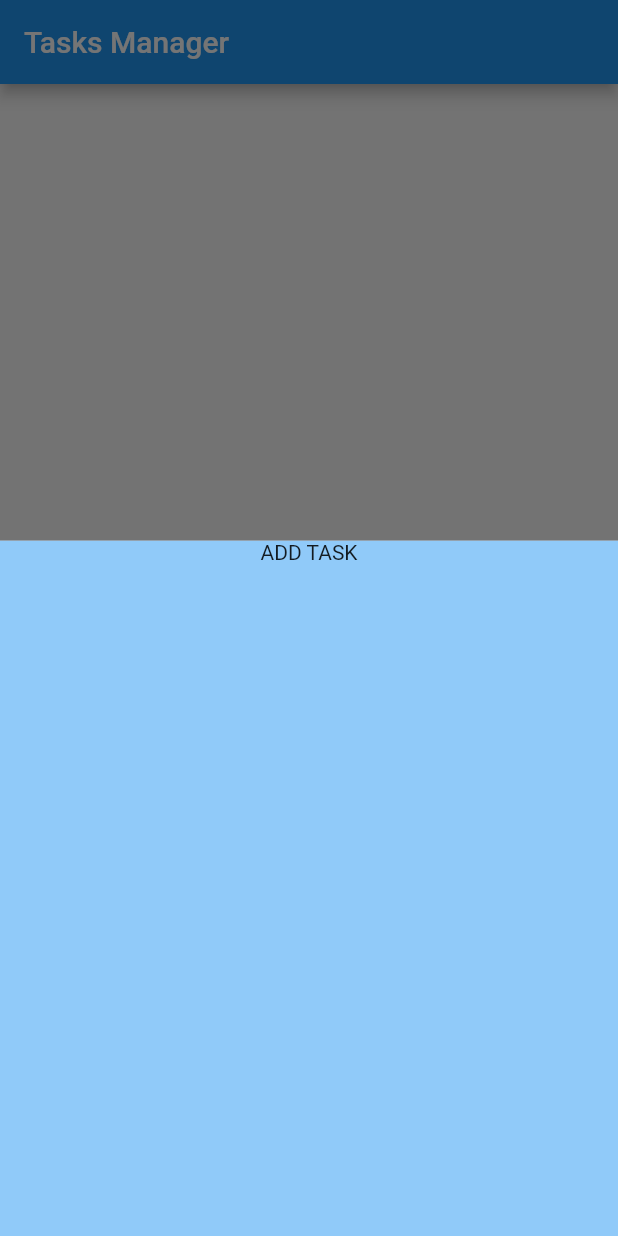
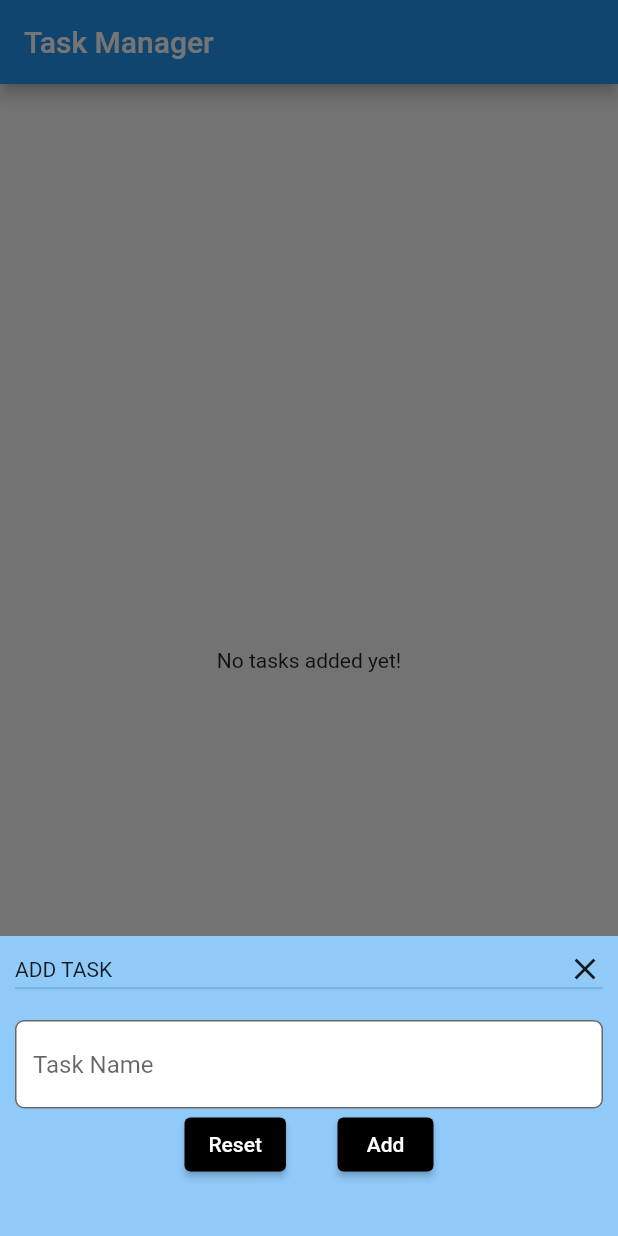
Before and after one commit to PG47/Daily-Task-Planner-App, a Flutter app: the screen it shows after launch, after a tap on the "add" icon, on a phone screen of 412 x 824 dp. Run offline on Flutter 3.47's test engine with Material 2 defaults, Android fonts, the phone set to English and light mode, and no system bars.

Commit message:
complete adding homescreen and add task box

```diff
--- a/source/daily_task_plan/lib/screen/home.dart
+++ b/source/daily_task_plan/lib/screen/home.dart
@@ -1,5 +1,5 @@
 import 'package:flutter/material.dart';
-import 'package:google_fonts/google_fonts.dart';
+//import 'package:google_fonts/google_fonts.dart';
 
 class HomeScreen extends StatelessWidget {
   const HomeScreen({super.key});
@@ -10,8 +10,8 @@ class HomeScreen extends StatelessWidget {
     return Scaffold(
       appBar: AppBar(
         title: Text(
-          'Tasks Manager',
-          style: GoogleFonts.robotoFlex(),
+          'Task Manager',
+          //style: GoogleFonts.montserrat(),
         ),
       ),
       body: Center(
@@ -26,12 +26,68 @@ class HomeScreen extends StatelessWidget {
         onPressed: () => showModalBottomSheet(
             context: context,
             builder: (BuildContext context) => Container(
-                  //height: 500,
+                  padding: const EdgeInsets.all(10.0),
+                  height: 200,
                   color: Colors.blue[200],
                   child: Column(
                     children: [
-                      Text(
-                        'ADD TASK',
+                      Row(
+                        mainAxisAlignment: MainAxisAlignment.spaceBetween,
+                        children: [
+                          Text(
+                            'ADD TASK',
+                            /*style: GoogleFonts.montserrat(
+                              color: Colors.white,
+                              fontSize: 20.0,
+                            ),*/
+                          ),
+                          GestureDetector(
+                              onTap: () => Navigator.of(context).pop(),
+                              child: Icon(
+                                Icons.close,
+                              ))
+                        ],
+                      ),
+                      Divider(
+                        height: 1.5,
+                        thickness: 1.5,
+                      ),
+                      SizedBox(
+                        height: 20.5,
+                      ),
+                      TextField(
+                        decoration: InputDecoration(
+                          border: OutlineInputBorder(
+                            borderRadius: BorderRadius.circular(6.0),
+                            borderSide: BorderSide(color: Colors.white),
+                          ),
+                          fillColor: Colors.white,
+                          filled: true,
+                          hintText: 'Task Name',
+                        ),
+                      ),
+                      Container(
+                        padding: const EdgeInsets.symmetric(horizontal: 20),
+                        width: MediaQuery.of(context).size.width / 2,
+                        child: Row(
+                          mainAxisAlignment: MainAxisAlignment.spaceBetween,
+                          children: [
+                            ElevatedButton(
+                              child: Text('Reset'),
+                              style: ElevatedButton.styleFrom(
+                                backgroundColor: Colors.black,
+                              ),
+                              onPressed: () => print('reset pressed'),
+                            ),
+                            ElevatedButton(
+                              child: Text('Add'),
+                              style: ElevatedButton.styleFrom(
+                                backgroundColor: Colors.black,
+                              ),
+                              onPressed: () => print('add pressed'),
+                            ),
+                          ],
+                        ),
                       ),
                     ],
                   ),
--- a/source/daily_task_plan/pubspec.yaml
+++ b/source/daily_task_plan/pubspec.yaml
@@ -35,7 +35,7 @@ dependencies:
   # The following adds the Cupertino Icons font to your application.
   # Use with the CupertinoIcons class for iOS style icons.
   cupertino_icons: ^1.0.2
-  google_fonts: ^5.1.0
+  #google_fonts: ^5.1.0
 
 dev_dependencies:
   flutter_test:
```
Also changed, not shown: source/daily_task_plan/pubspec.lock, 1 other file.
